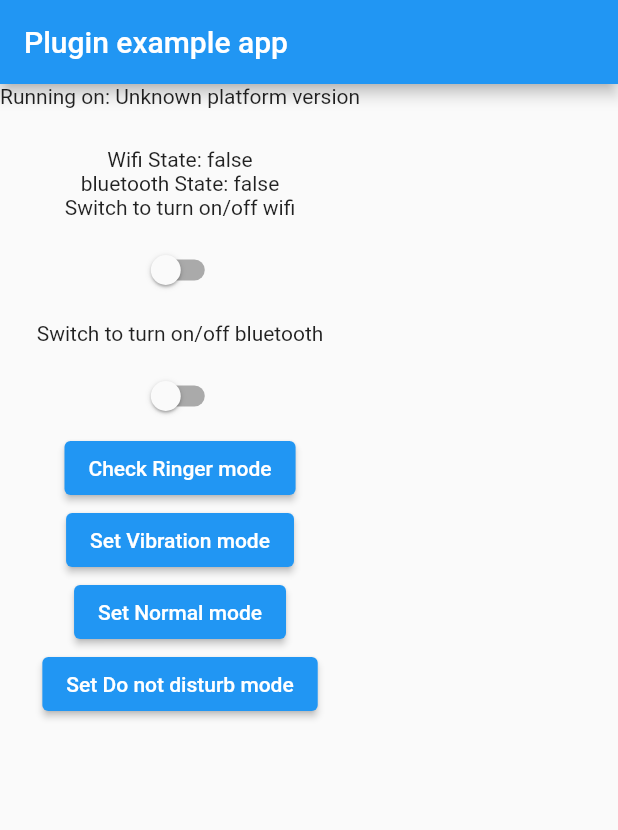
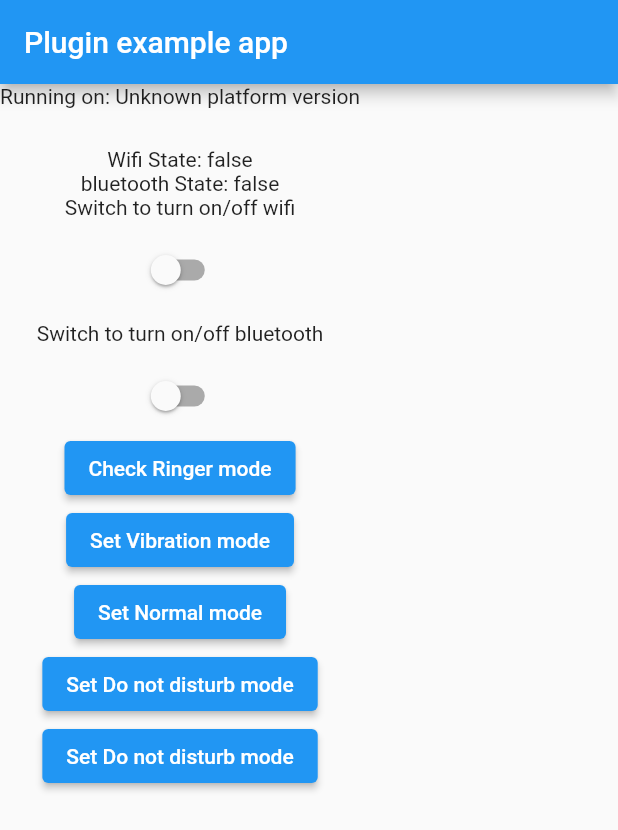
Before and after one commit to aidooyaw1992/flutter_system_shortcut, a Flutter app: the screen it shows after launch, on a phone screen of 412 x 824 dp. Shown: the top 830 px of the screen. Run offline on Flutter 3.47's test engine with Material 2 defaults, Android fonts, the phone set to English and light mode, and no system bars.

Commit message:
used get function for airplane mode

```diff
--- a/example/lib/main.dart
+++ b/example/lib/main.dart
@@ -129,6 +129,12 @@ class _MyAppState extends State<MyApp> {
                 },
                 child: Text("Set Do not disturb mode"),
               ),
+              ElevatedButton(
+                onPressed: () async {
+                   await FlSysShortcut.checkAirplaneMode;
+                },
+                child: Text("Set Do not disturb mode"),
+              ),
             ],
           ),
         ),
```
